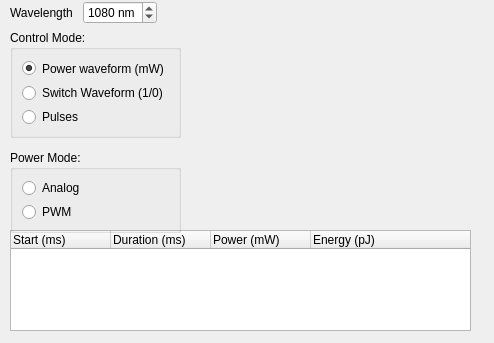
First picture: the form in lib/devices/Laser/protoTemplate.ui, repository acq4/acq4, before the edit.
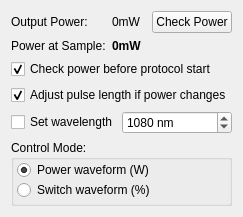
Second picture: the form after the edit.

Commit message: Laser power/switch waveforms are now stored with laser protocol results bugfixes, ui cleanups for Laser device

```diff
--- a/lib/devices/Laser/protoTemplate.ui
+++ b/lib/devices/Laser/protoTemplate.ui
@@ -6,101 +6,74 @@
    <rect>
     <x>0</x>
     <y>0</y>
-    <width>494</width>
-    <height>343</height>
+    <width>218</width>
+    <height>190</height>
    </rect>
   </property>
   <property name="windowTitle">
    <string>Form</string>
   </property>
-  <widget class="QGroupBox" name="groupBox">
-   <property name="geometry">
-    <rect>
-     <x>10</x>
-     <y>30</y>
-     <width>171</width>
-     <height>108</height>
-    </rect>
-   </property>
-   <property name="title">
-    <string>Control Mode:</string>
-   </property>
-   <layout class="QGridLayout" name="gridLayout">
+  <layout class="QGridLayout" name="gridLayout_2">
     <item row="0" column="0">
-     <widget class="QRadioButton" name="powerWaveRadio">
+    <widget class="QLabel" name="label_2">
       <property name="text">
-       <string>Power waveform (mW)</string>
-      </property>
-      <property name="checked">
-       <bool>true</bool>
+      <string>Output Power:</string>
+     </property>
+    </widget>
+   </item>
+   <item row="0" column="1">
+    <widget class="QLabel" name="outputPowerLabel">
+     <property name="text">
+      <string>0mW</string>
+     </property>
+    </widget>
+   </item>
+   <item row="0" column="2">
+    <widget class="QPushButton" name="checkPowerBtn">
+     <property name="text">
+      <string>Check Power</string>
       </property>
      </widget>
     </item>
     <item row="1" column="0">
-     <widget class="QRadioButton" name="switchWaveRadio">
-      <property name="text">
-       <string>Switch Waveform (1/0)</string>
-      </property>
-     </widget>
-    </item>
-    <item row="2" column="0">
-     <widget class="QRadioButton" name="pulseWaveRadio">
+    <widget class="QLabel" name="label_3">
+     <property name="font">
+      <font>
+       <weight>50</weight>
+       <bold>false</bold>
+      </font>
+     </property>
       <property name="text">
-       <string>Pulses</string>
+      <string>Power at Sample:</string>
       </property>
      </widget>
     </item>
-   </layout>
-  </widget>
-  <widget class="QTreeWidget" name="pulseTable">
-   <property name="geometry">
-    <rect>
-     <x>10</x>
-     <y>230</y>
-     <width>461</width>
-     <height>101</height>
-    </rect>
-   </property>
-   <column>
+   <item row="1" column="1">
+    <widget class="QLabel" name="samplePowerLabel">
+     <property name="font">
+      <font>
+       <weight>75</weight>
+       <bold>true</bold>
+      </font>
+     </property>
     <property name="text">
-     <string>Start (ms)</string>
-    </property>
-   </column>
-   <column>
-    <property name="text">
-     <string>Duration (ms)</string>
-    </property>
-   </column>
-   <column>
-    <property name="text">
-     <string>Power (mW)</string>
-    </property>
-   </column>
-   <column>
-    <property name="text">
-     <string>Energy (pJ)</string>
-    </property>
-   </column>
-   <column>
-    <property name="text">
-     <string/>
-    </property>
-   </column>
-  </widget>
-  <widget class="QWidget" name="wavelengthBox" native="true">
-   <property name="geometry">
-    <rect>
-     <x>10</x>
-     <y>0</y>
-     <width>147</width>
-     <height>25</height>
-    </rect>
-   </property>
+      <string>0mW</string>
+     </property>
+    </widget>
+   </item>
+   <item row="4" column="0" colspan="3">
+    <widget class="QWidget" name="wavelengthWidget" native="true">
    <layout class="QHBoxLayout" name="horizontalLayout">
+      <property name="spacing">
+       <number>0</number>
+      </property>
+      <property name="margin">
+       <number>0</number>
+      </property>
     <item>
-     <widget class="QLabel" name="label">
+       <widget class="QCheckBox" name="setWavelengthCheck">
       <property name="text">
-       <string>Wavelength</string>
+         <string>Set wavelength</string>
       </property>
      </widget>
     </item>
@@ -119,35 +92,75 @@
     </item>
    </layout>
   </widget>
-  <widget class="QGroupBox" name="groupBox_2">
-   <property name="geometry">
-    <rect>
-     <x>10</x>
-     <y>150</y>
-     <width>171</width>
-     <height>83</height>
-    </rect>
-   </property>
+   </item>
+   <item row="5" column="0" colspan="3">
+    <widget class="QGroupBox" name="groupBox">
    <property name="title">
-    <string>Power Mode:</string>
-   </property>
-   <layout class="QGridLayout" name="gridLayout_2">
+      <string>Control Mode:</string>
+     </property>
+     <layout class="QGridLayout" name="gridLayout">
+      <property name="leftMargin">
+       <number>3</number>
+      </property>
+      <property name="topMargin">
+       <number>0</number>
+      </property>
+      <property name="rightMargin">
+       <number>3</number>
+      </property>
+      <property name="bottomMargin">
+       <number>3</number>
+      </property>
+      <property name="spacing">
+       <number>0</number>
+      </property>
     <item row="0" column="0">
-     <widget class="QRadioButton" name="radioButton">
+       <widget class="QRadioButton" name="powerWaveRadio">
       <property name="text">
-       <string>Analog</string>
+         <string>Power waveform (W)</string>
+        </property>
+        <property name="checked">
+         <bool>true</bool>
       </property>
      </widget>
     </item>
     <item row="1" column="0">
-     <widget class="QRadioButton" name="radioButton_2">
+       <widget class="QRadioButton" name="switchWaveRadio">
       <property name="text">
-       <string>PWM</string>
+         <string>Switch waveform (%)</string>
       </property>
      </widget>
     </item>
    </layout>
   </widget>
+   </item>
+   <item row="3" column="0" colspan="3">
+    <widget class="QCheckBox" name="adjustLengthCheck">
+     <property name="toolTip">
+      <string>If the output power of the laser changes, adjust the length of laser pulses to maintain constant pulse energy.</string>
+     </property>
+     <property name="text">
+      <string>Adjust pulse length if power changes</string>
+     </property>
+     <property name="checked">
+      <bool>true</bool>
+     </property>
+     <property name="tristate">
+      <bool>false</bool>
+     </property>
+    </widget>
+   </item>
+   <item row="2" column="0" colspan="3">
+    <widget class="QCheckBox" name="checkPowerCheck">
+     <property name="text">
+      <string>Check power before protocol start</string>
+     </property>
+     <property name="checked">
+      <bool>true</bool>
+     </property>
+    </widget>
+   </item>
+  </layout>
  </widget>
  <resources/>
  <connections/>
```
Left out of the diff: 5 changed lines with no effect on the pictures. Lines whose indentation alone changed are shown as unchanged. The commit also changes 12 other files.
